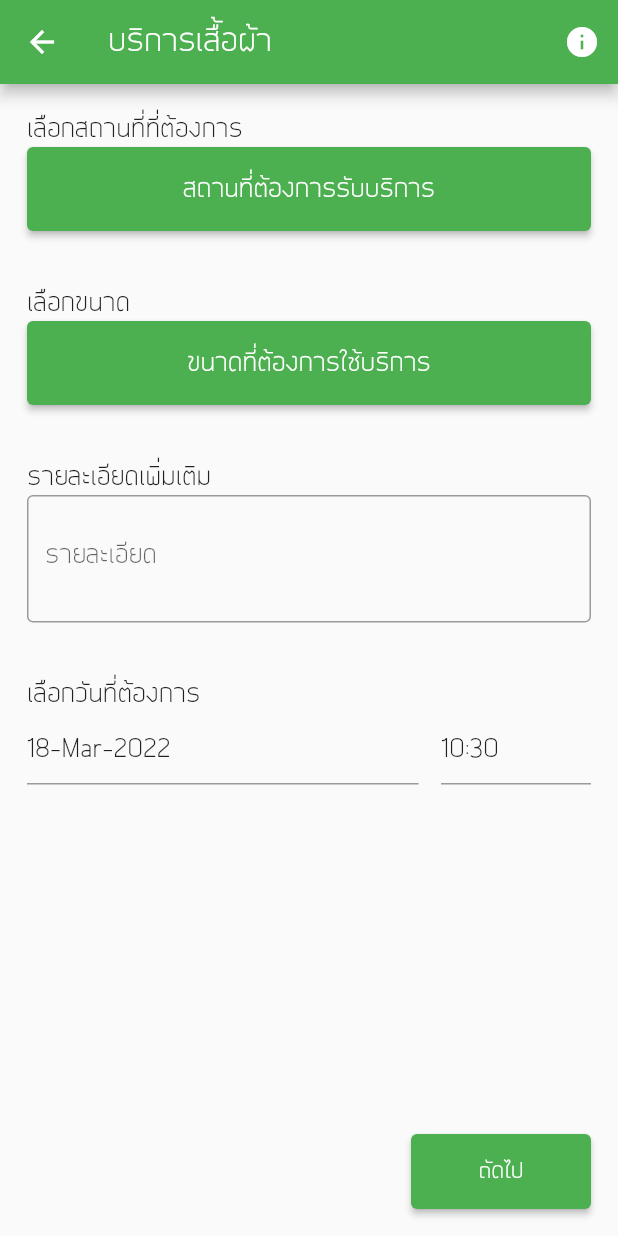
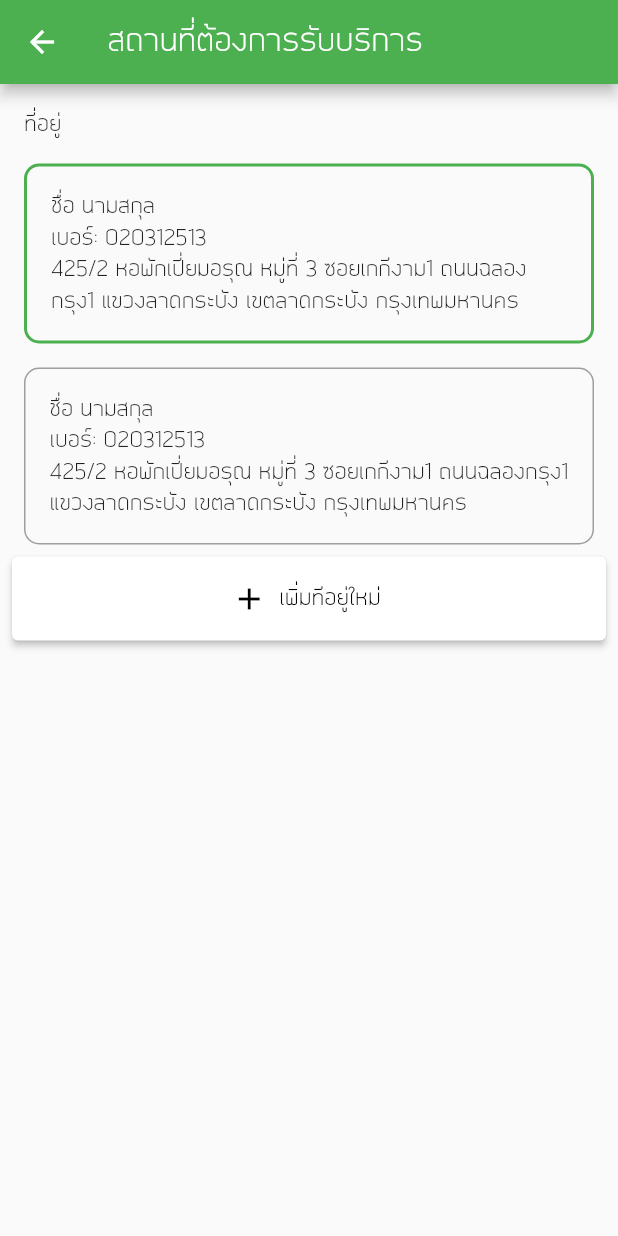
Before and after one commit to ReemWSW/MaidService, a Flutter app: the WashScreen screen opened by its route, after a tap on "สถานที่ต้องการรับบริการ", on a phone screen of 412 x 824 dp. Run offline on Flutter 3.47's test engine with Material 2 defaults, Android fonts, the phone set to English and light mode, and no system bars; drawn by our look-alikes of date_time_picker; our stand-ins replace flutter_rating_bar, get.

Commit message:
create clean where page

```diff
--- /dev/null
+++ b/lib/pages/wash/clean_wahere.dart
@@ -0,0 +1,62 @@
+import 'package:flutter/material.dart';
+
+class CleanWherePage extends StatelessWidget {
+  const CleanWherePage({Key key}) : super(key: key);
+
+  @override
+  Widget build(BuildContext context) {
+    return Scaffold(
+      appBar: AppBar(title: const Text('สถานที่ต้องการรับบริการ')),
+      body: Padding(
+        padding: const EdgeInsets.all(8.0),
+        child: Column(
+          children: <Widget>[
+            Container(
+                margin: const EdgeInsets.all(8.0),
+                alignment: Alignment.topLeft,
+                child: const Text('ที่อยู่')),
+            addressSelect(context, true),
+            addressSelect(context, false),
+            SizedBox(
+                width: MediaQuery.of(context).size.width,
+                height: 56.0,
+                child: ElevatedButton.icon(
+                  style: ElevatedButton.styleFrom(
+                    onPrimary: Colors.black,
+                    primary: Colors.white,
+                  ),
+                  icon: const Icon(Icons.add),
+                  label: const Text('เพิ่มทีอยู่ใหม่'),
+                  onPressed: () {},
+                )),
+          ],
+        ),
+      ),
+    );
+  }
+
+  Container addressSelect(BuildContext context, bool selected) {
+    return Container(
+      width: MediaQuery.of(context).size.width,
+      padding: const EdgeInsets.all(16.0),
+      margin: const EdgeInsets.all(8.0),
+      decoration: BoxDecoration(
+          border: Border.all(
+            color:
+                selected ? Theme.of(context).colorScheme.primary : Colors.grey,
+            width: selected ? 2.0 : 1.0,
+          ),
+          borderRadius: BorderRadius.circular(10.0)),
+      child: Column(
+        crossAxisAlignment: CrossAxisAlignment.start,
+        children: const [
+          Text('ชื่อ นามสกุล'),
+          Text('เบอร์: 020312513'),
+          Text(
+            '425/2 หอพักเปี่ยมอรุณ หมู่ที่ 3 ซอยเกกีงาม1 ถนนฉลองกรุง1 แขวงลาดกระบัง เขตลาดกระบัง กรุงเทพมหานคร',
+          )
+        ],
+      ),
+    );
+  }
+}
--- a/lib/pages/wash/wash_screen.dart
+++ b/lib/pages/wash/wash_screen.dart
@@ -1,6 +1,7 @@
 import 'package:date_time_picker/date_time_picker.dart';
 import 'package:flutter/material.dart';
 
+import 'clean_wahere.dart';
 import 'wash_detail_screen.dart';
 import 'wash_maid.dart';
 
@@ -36,7 +37,11 @@ class WashScreen extends StatelessWidget {
                 ListWash(
                   btnlabel: 'สถานที่ต้องการรับบริการ',
                   label: 'เลือกสถานที่ที่ต้องการ',
-                  onpress: () {},
+                  onpress: () => Navigator.push(
+                    context,
+                    MaterialPageRoute(
+                        builder: (context) => const CleanWherePage()),
+                  ),
                 ),
                 ListWash(
                   btnlabel: 'ขนาดที่ต้องการใช้บริการ',
```
